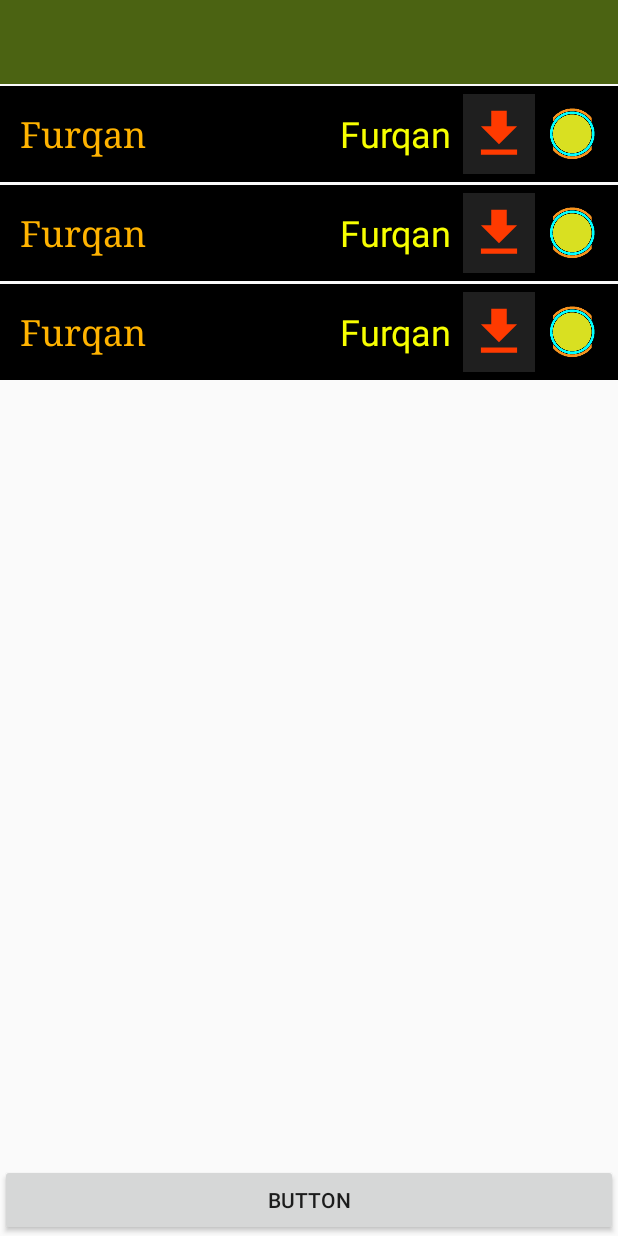
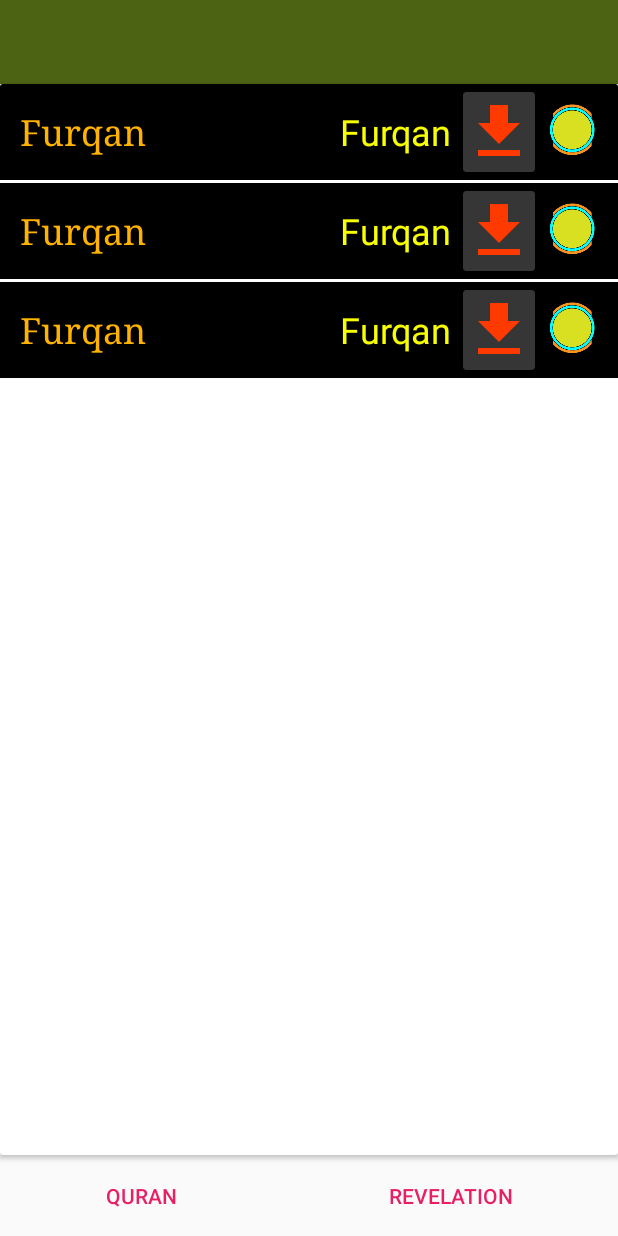
Before and after one commit to digitalprojections/mobilproject, an Android app: the layout activity_sura_name_list.xml on its own in the app's theme, with its tools: preview values and no code run, on a phone screen of 412 x 824 dp. Run offline under Robolectric (Android 15) with nearby library versions, the phone set to English and light mode, and no system bars; network calls fail.

Commit message:
adding surah order buttons

```diff
--- a/app/src/main/java/furqon/io/github/mobilproject/ChapterTitle.java
+++ b/app/src/main/java/furqon/io/github/mobilproject/ChapterTitle.java
@@ -14,6 +14,7 @@ public class ChapterTitle {
         this.uzbek = uzbek;
         this.arabic = arabic;
         this.surah_type = surah_type;
+        this.status = "1";
     }
 
     public void setId(int id) {
--- a/app/src/main/java/furqon/io/github/mobilproject/ChapterTitleDatabase.java
+++ b/app/src/main/java/furqon/io/github/mobilproject/ChapterTitleDatabase.java
@@ -10,7 +10,7 @@ import androidx.room.Room;
 import androidx.room.RoomDatabase;
 import androidx.sqlite.db.SupportSQLiteDatabase;
 
-@Database(entities = {ChapterTitle.class}, version =2, exportSchema = false)
+@Database(entities = {ChapterTitle.class}, version =4, exportSchema = false)
 public abstract class ChapterTitleDatabase extends RoomDatabase {
 
     public abstract ChapterTitleDAO titleDAO();
--- a/app/src/main/java/furqon/io/github/mobilproject/MyListener.java
+++ b/app/src/main/java/furqon/io/github/mobilproject/MyListener.java
@@ -6,8 +6,9 @@ public interface MyListener {
     void DownloadThis(String suraNumber);
     void EnableThis(String suraNumber);
     void LoadTitlesFromServer();
-
-    void DisableRefreshButton();
+    void insertTitle(ChapterTitle title);
+    void MarkAsAwarded(int surah_id);
+    void MarkAsDownloaded(int surah_id);
 
 
 }
--- a/app/src/main/java/furqon/io/github/mobilproject/SuraNameListAdapter.java
+++ b/app/src/main/java/furqon/io/github/mobilproject/SuraNameListAdapter.java
@@ -108,6 +108,8 @@ public class SuraNameListAdapter extends RecyclerView.Adapter<SuraNameListAdapte
             progressBar.setVisibility(View.GONE);
 
         }
+
+
 
 
         @Override
--- a/app/src/main/res/drawable/ic_file_available.xml
+++ b/app/src/main/res/drawable/ic_file_available.xml
@@ -1,4 +1,4 @@
-<vector android:height="24dp" android:tint="#00FF0E"
+<vector android:height="24dp" android:tint="#B066BB6A"
     android:viewportHeight="24.0" android:viewportWidth="24.0"
     android:width="24dp" xmlns:android="http://schemas.android.com/apk/res/android">
     <path android:fillColor="#FF000000" android:pathData="M12,2C6.48,2 2,6.48 2,12s4.48,10 10,10 10,-4.48 10,-10S17.52,2 12,2zM10,17l-5,-5 1.41,-1.41L10,14.17l7.59,-7.59L19,8l-9,9z"/>
--- /dev/null
+++ b/app/src/main/res/drawable/ic_unlock.xml
@@ -0,0 +1,5 @@
+<vector android:height="24dp" android:tint="#FFBF31"
+    android:viewportHeight="24.0" android:viewportWidth="24.0"
+    android:width="24dp" xmlns:android="http://schemas.android.com/apk/res/android">
+    <path android:fillColor="#FF000000" android:pathData="M12,17c1.1,0 2,-0.9 2,-2s-0.9,-2 -2,-2 -2,0.9 -2,2 0.9,2 2,2zM18,8h-1L17,6c0,-2.76 -2.24,-5 -5,-5S7,3.24 7,6h1.9c0,-1.71 1.39,-3.1 3.1,-3.1 1.71,0 3.1,1.39 3.1,3.1v2L6,8c-1.1,0 -2,0.9 -2,2v10c0,1.1 0.9,2 2,2h12c1.1,0 2,-0.9 2,-2L20,10c0,-1.1 -0.9,-2 -2,-2zM18,20L6,20L6,10h12v10z"/>
+</vector>
--- a/app/src/main/res/layout/activity_sura_name_list.xml
+++ b/app/src/main/res/layout/activity_sura_name_list.xml
@@ -6,34 +6,66 @@
     android:layout_height="match_parent"
     tools:context=".SuraNameList">
 
+    <Button
+        android:id="@+id/button"
+        android:layout_width="match_parent"
+        android:layout_height="wrap_content"
+        android:layout_alignParentBottom="true"
+        android:layout_marginBottom="0dp"
+        android:text="@string/reload"
+        tools:visibility="invisible" />
+
+    <LinearLayout
+        android:layout_width="match_parent"
+        android:layout_height="match_parent"
+        android:orientation="vertical">
+
         <include
             android:id="@+id/tool_bar"
             layout="@layout/toolbar"
             android:layout_width="match_parent"
-        android:layout_height="wrap_content" />
+            android:layout_height="wrap_content"
+            android:layout_weight="0" />
+
+        <androidx.cardview.widget.CardView
+            android:layout_width="match_parent"
+            android:layout_height="wrap_content"
+            android:layout_weight="1">
 
             <androidx.recyclerview.widget.RecyclerView
                 android:id="@+id/recyclerview"
                 android:layout_width="match_parent"
                 android:layout_height="wrap_content"
-tools:listitem="@layout/sura_title"
-        android:layout_below="@+id/tool_bar"
-        android:layout_alignParentBottom="true"
-        android:layout_marginTop="1dp"
-        android:layout_marginBottom="1dp" />
+                tools:listitem="@layout/sura_title">
+
+            </androidx.recyclerview.widget.RecyclerView>
+        </androidx.cardview.widget.CardView>
+
+        <LinearLayout
+            android:layout_width="match_parent"
+            android:layout_height="wrap_content"
+
+            android:layout_weight="0"
+            android:orientation="horizontal">
 
             <Button
-        android:id="@+id/button"
+                android:id="@+id/button2"
+                style="?android:attr/buttonBarButtonStyle"
                 android:layout_width="wrap_content"
                 android:layout_height="wrap_content"
-        android:layout_alignParentStart="true"
-        android:layout_alignParentLeft="false"
-        android:layout_alignParentTop="false"
-        android:layout_alignParentEnd="true"
-        android:layout_alignParentRight="false"
-        android:layout_alignParentBottom="true"
-        android:gravity="center"
-        android:text="Button" />
+                android:layout_weight="1"
+                android:text="Quran" />
+
+            <Button
+                android:id="@+id/button3"
+                style="?android:attr/buttonBarButtonStyle"
+                android:layout_width="wrap_content"
+                android:layout_height="wrap_content"
+                android:layout_weight="1"
+                android:text="Revelation" />
+        </LinearLayout>
+
+    </LinearLayout>
 
 
 </RelativeLayout>
--- a/app/src/main/res/layout/sura_title.xml
+++ b/app/src/main/res/layout/sura_title.xml
@@ -28,7 +28,7 @@
             android:layout_marginStart="8dp"
             android:layout_marginTop="8dp"
             android:layout_marginBottom="8dp"
-            android:layout_weight="2"
+            android:layout_weight="1"
             android:text="@string/app_name"
             android:textColor="#ffb300"
             android:textSize="24sp"
@@ -42,19 +42,18 @@
             android:layout_marginTop="8dp"
             android:layout_marginEnd="8dp"
             android:layout_marginBottom="8dp"
-            android:layout_weight="1"
+            android:layout_weight="0"
             android:gravity="end"
             android:text="@string/app_name"
             android:textColor="#F7FF00"
             android:textSize="24sp" />
 
-        <LinearLayout
-            android:layout_width="48dp"
+        <androidx.cardview.widget.CardView
+            android:id="@+id/download_cont"
+            android:layout_width="wrap_content"
             android:layout_height="match_parent"
             android:layout_weight="0"
-            android:background="#43787878"
-            android:orientation="vertical"
-            android:padding="3dp">
+            app:cardBackgroundColor="#36FFFFFF">
 
             <ImageView
                 android:id="@+id/button_download"
@@ -71,9 +70,14 @@
                 style="?android:attr/progressBarStyle"
                 android:layout_width="match_parent"
                 android:layout_height="match_parent"
-                tools:visibility="gone" />
+                tools:visibility="invisible" />
+        </androidx.cardview.widget.CardView>
 
-        </LinearLayout>
+        <androidx.cardview.widget.CardView
+            android:layout_width="wrap_content"
+            android:layout_height="match_parent"
+            android:layout_weight="0"
+            app:cardBackgroundColor="#00FFFFFF">
 
             <TextView
                 android:id="@+id/sura_number_item"
@@ -85,6 +89,8 @@
                 android:gravity="center|center_horizontal|center_vertical"
                 android:textColor="#000000"
                 android:textSize="14sp" />
+        </androidx.cardview.widget.CardView>
+
     </LinearLayout>
 
 </androidx.constraintlayout.widget.ConstraintLayout>
--- a/app/src/main/res/values/strings.xml
+++ b/app/src/main/res/values/strings.xml
@@ -56,4 +56,5 @@
     <string name="surahAudioUnlockAd" translatable="false">ca-app-pub-3838820812386239/1790049383</string>
     <string name="unlock_the_download">Unlock the download button by watching a video</string>
     <string name="surah_audio_available">Chapter audio is available</string>
+    <string name="reload">Reload</string>
 </resources>
```
Also changed, not shown: app/src/main/java/furqon/io/github/mobilproject/HTTPRequestHandler.java (+21 -6 lines), app/src/main/java/furqon/io/github/mobilproject/RewardAd.java (+28 -19 lines), app/src/main/java/furqon/io/github/mobilproject/SuraNameList.java (+147 -18 lines), app/src/main/java/furqon/io/github/mobilproject/TitleListAdapter.java (+36 -22 lines), app/src/main/java/furqon/io/github/mobilproject/TitleRepository.java (+15 -1 lines), app/src/main/java/furqon/io/github/mobilproject/TitleViewModel.java (+12 -0 lines). Lines whose indentation alone changed are shown as unchanged.
